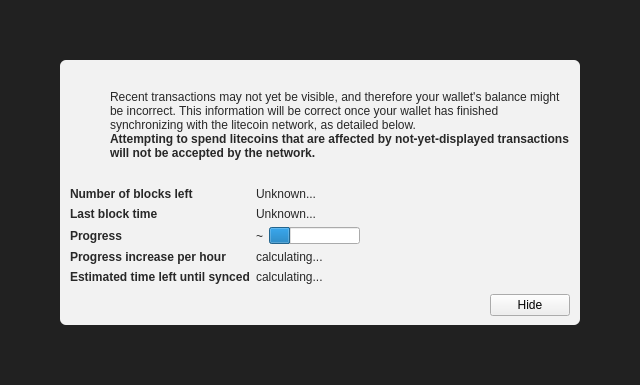
D3mark0/kotyacoin, file src/qt/forms/modaloverlay.ui: the form before one commit.
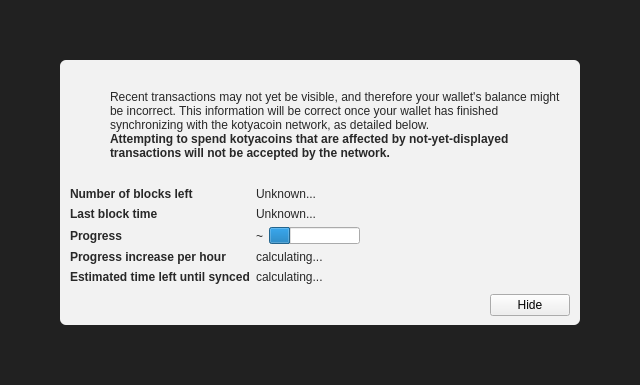
The form after the commit. Icons and pictures are not drawn. Custom widgets are drawn as their Qt base class.

Commit message: rename to kotyacoin

Patch:
```diff
--- a/src/qt/forms/modaloverlay.ui
+++ b/src/qt/forms/modaloverlay.ui
@@ -130,7 +130,7 @@
              <item>
               <widget class="QLabel" name="infoText">
                <property name="text">
-                <string>Recent transactions may not yet be visible, and therefore your wallet's balance might be incorrect. This information will be correct once your wallet has finished synchronizing with the litecoin network, as detailed below.</string>
+                <string>Recent transactions may not yet be visible, and therefore your wallet's balance might be incorrect. This information will be correct once your wallet has finished synchronizing with the kotyacoin network, as detailed below.</string>
                </property>
                <property name="textFormat">
                 <enum>Qt::RichText</enum>
@@ -149,7 +149,7 @@
                 </font>
                </property>
                <property name="text">
-                <string>Attempting to spend litecoins that are affected by not-yet-displayed transactions will not be accepted by the network.</string>
+                <string>Attempting to spend kotyacoins that are affected by not-yet-displayed transactions will not be accepted by the network.</string>
                </property>
                <property name="textFormat">
                 <enum>Qt::RichText</enum>
```
The commit also changes 241 other files.
